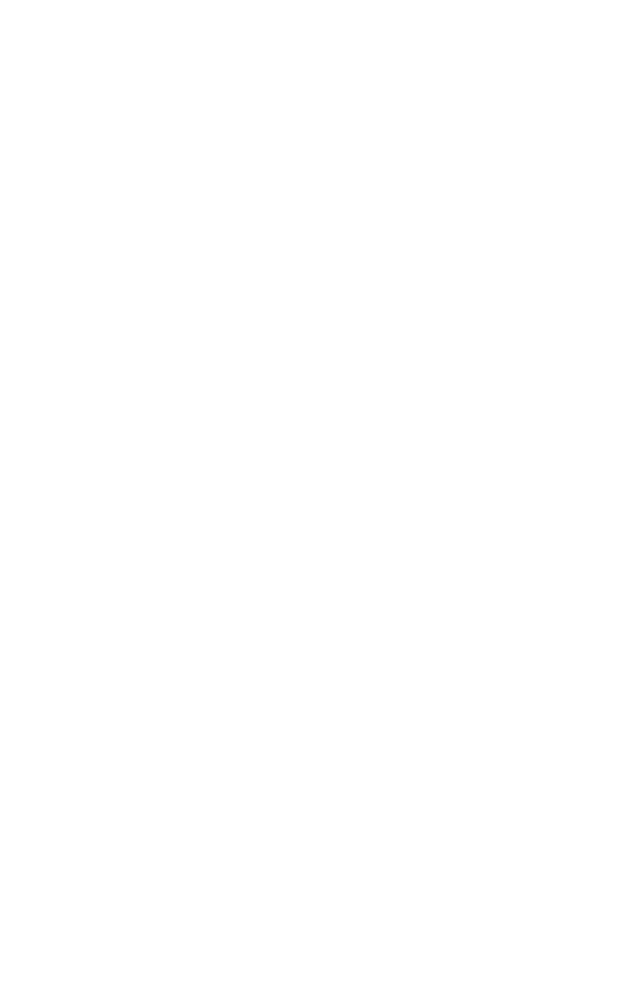
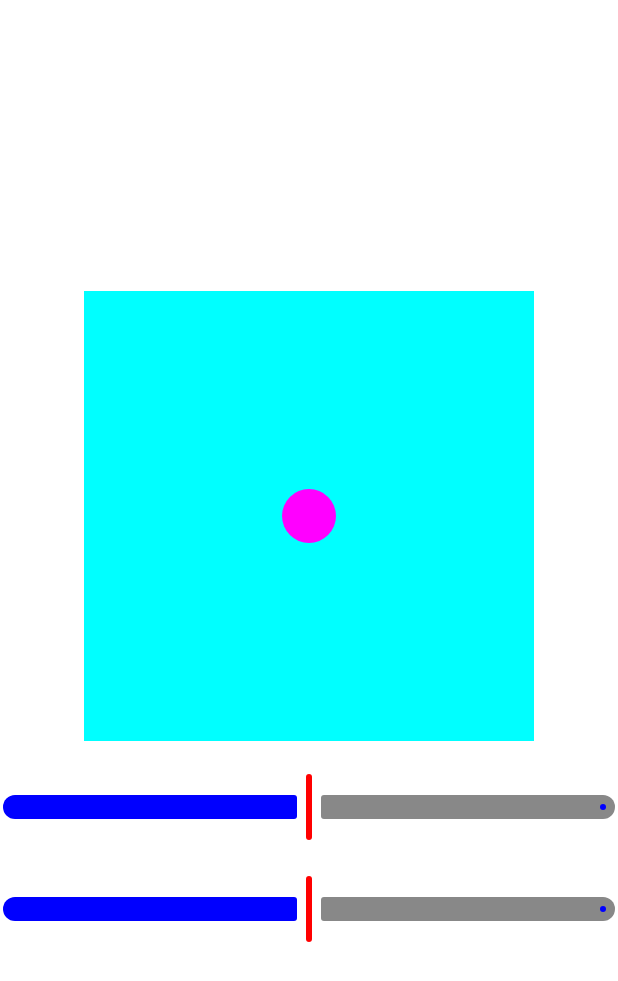
Before and after one commit to anastasiya-kliushkina/coordplot-kodeco, an Android app built with Jetpack Compose: the screen it shows after launch (MainActivity), on a phone screen of 412 x 824 dp. Before the commit the part shown is empty. Shown: the top 981 px of the screen. Run offline under Robolectric (Android 15) with nearby library versions, the phone set to English and light mode, and no system bars.

Commit message:
Week1 Homework (#1)
* Project setup

* Added new composables for sliders and map

- Moved PlotSurface and Map composables into separate files
- Added new composables

* Clean up

- Added separate composable for a custom slider
- Clean up

* Added README.md

* Clean up

```diff
--- a/app/build.gradle.kts
+++ b/app/build.gradle.kts
@@ -71,4 +71,9 @@ dependencies {
     implementation(libs.bundles.compose.ui)
     implementation(libs.bundles.androidx.activity)
     implementation(libs.fonts)
+    implementation(platform("androidx.compose:compose-bom:2022.10.00"))
+    implementation("androidx.compose.ui:ui")
+    implementation("androidx.compose.ui:ui-graphics")
+    implementation("androidx.compose.ui:ui-tooling-preview")
+    implementation("androidx.compose.material3:material3")
 }
--- a/app/src/main/java/com/kodeco/android/coordplot/MainActivity.kt
+++ b/app/src/main/java/com/kodeco/android/coordplot/MainActivity.kt
@@ -3,12 +3,26 @@ package com.kodeco.android.coordplot
 import android.os.Bundle
 import androidx.activity.ComponentActivity
 import androidx.activity.compose.setContent
+import androidx.compose.foundation.background
+import androidx.compose.foundation.layout.Arrangement
+import androidx.compose.foundation.layout.Box
+import androidx.compose.foundation.layout.Column
+import androidx.compose.foundation.layout.Spacer
 import androidx.compose.foundation.layout.fillMaxSize
+import androidx.compose.foundation.layout.height
+import androidx.compose.foundation.layout.offset
+import androidx.compose.foundation.layout.size
+import androidx.compose.foundation.shape.CircleShape
+import androidx.compose.material.Slider
 import androidx.compose.material3.Surface
 import androidx.compose.runtime.Composable
+import androidx.compose.runtime.*
+import androidx.compose.ui.Alignment
 import androidx.compose.ui.Modifier
+import androidx.compose.ui.draw.clip
 import androidx.compose.ui.graphics.Color
 import androidx.compose.ui.tooling.preview.Preview
+import androidx.compose.ui.unit.dp
 import com.kodeco.android.coordplot.ui.theme.MyApplicationTheme
 
 class MainActivity : ComponentActivity() {
@@ -16,46 +30,13 @@ class MainActivity : ComponentActivity() {
         super.onCreate(savedInstanceState)
         setContent {
             MyApplicationTheme {
-                PlotSurface()
+                Surface(
+                    modifier = Modifier.fillMaxSize(),
+                    color = Color.White
+                ) {
+                    PlotSurface()
+                }
             }
         }
     }
 }
-
-@Composable
-fun PlotSurface() {
-    Surface(
-        modifier = Modifier.fillMaxSize(),
-        color = Color.White
-    ) {
-        // TODO Build out the plot surface
-        //  This should include a Column composable that
-        //  includes a Map, and two MapSlider composables
-        //  (one slider for each axis).
-    }
-
-}
-
-@Preview(showBackground = true)
-@Composable
-fun PlotSurfacePreview() {
-    MyApplicationTheme {
-        PlotSurface()
-    }
-}
-
-@Composable
-fun Map(xPercent: Float, yPercent: Float, modifier: Modifier = Modifier) {
-    // TODO fill out the square map here.
-    //  Create a Box composable with a size of 300.dp
-    //  and then create an inner Box composable
-    //  with a clip shape of CircleShape.
-}
-
-@Preview(showBackground = true)
-@Composable
-fun MapPreview() {
-    MyApplicationTheme {
-        Map(xPercent = 0.5f, yPercent = 0.5f)
-    }
-}
--- /dev/null
+++ b/app/src/main/java/com/kodeco/android/coordplot/Map.kt
@@ -0,0 +1,41 @@
+package com.kodeco.android.coordplot
+
+import androidx.compose.foundation.background
+import androidx.compose.foundation.layout.Box
+import androidx.compose.foundation.layout.offset
+import androidx.compose.foundation.layout.size
+import androidx.compose.foundation.shape.CircleShape
+import androidx.compose.runtime.Composable
+import androidx.compose.ui.Modifier
+import androidx.compose.ui.draw.clip
+import androidx.compose.ui.graphics.Color
+import androidx.compose.ui.tooling.preview.Preview
+import androidx.compose.ui.unit.dp
+import com.kodeco.android.coordplot.ui.theme.MyApplicationTheme
+
+@Composable
+fun Map(xPercent: Float, yPercent: Float, modifier: Modifier = Modifier) {
+    Box(
+        modifier
+            .size(300.dp)
+            .background(Color.Cyan)
+    ) {
+        Box(
+            modifier
+                .size(36.dp)
+                .offset((xPercent * 300 - 18).dp, (yPercent * 300 - 18).dp)
+                .clip(shape = CircleShape)
+                .background(Color.Magenta)
+        ) {
+
+        }
+    }
+}
+
+@Preview(showBackground = true)
+@Composable
+fun MapPreview() {
+    MyApplicationTheme {
+        Map(xPercent = 0.4f, yPercent = 0.8f)
+    }
+}
--- /dev/null
+++ b/app/src/main/java/com/kodeco/android/coordplot/PlotSurface.kt
@@ -0,0 +1,51 @@
+package com.kodeco.android.coordplot
+
+import androidx.compose.foundation.layout.Arrangement
+import androidx.compose.foundation.layout.Column
+import androidx.compose.foundation.layout.Spacer
+import androidx.compose.foundation.layout.height
+import androidx.compose.runtime.Composable
+import androidx.compose.runtime.getValue
+import androidx.compose.runtime.mutableStateOf
+import androidx.compose.runtime.remember
+import androidx.compose.runtime.setValue
+import androidx.compose.ui.Alignment
+import androidx.compose.ui.Modifier
+import androidx.compose.ui.tooling.preview.Preview
+import androidx.compose.ui.unit.dp
+import com.kodeco.android.coordplot.ui.theme.MyApplicationTheme
+
+@Composable
+fun PlotSurface() {
+    var xPercentage: Float by remember { mutableStateOf(0.5f) }
+    var yPercentage: Float by remember { mutableStateOf(0.5f) }
+
+    Column(
+        horizontalAlignment = Alignment.CenterHorizontally,
+        verticalArrangement = Arrangement.Center
+    ) {
+        Map(xPercentage, yPercentage)
+        Spacer(modifier = Modifier.height(20.dp))
+        SliderXY(
+            value = xPercentage,
+            valueChanged = { value ->
+                xPercentage = value
+            }
+        )
+        Spacer(modifier = Modifier.height(20.dp))
+        SliderXY(
+            value = yPercentage,
+            valueChanged = { value ->
+                yPercentage = value
+            }
+        )
+    }
+}
+
+@Preview(showBackground = true)
+@Composable
+fun PlotSurfacePreview() {
+    MyApplicationTheme {
+        PlotSurface()
+    }
+}
--- /dev/null
+++ b/app/src/main/java/com/kodeco/android/coordplot/SliderXY.kt
@@ -0,0 +1,39 @@
+package com.kodeco.android.coordplot
+
+import androidx.compose.foundation.layout.Box
+import androidx.compose.material3.Slider
+import androidx.compose.material3.SliderDefaults
+import androidx.compose.runtime.Composable
+import androidx.compose.ui.Modifier
+import androidx.compose.ui.graphics.Color
+import androidx.compose.ui.tooling.preview.Preview
+import com.kodeco.android.coordplot.ui.theme.MyApplicationTheme
+
+@Composable
+fun SliderXY(
+    value: Float = 0.5f,
+    valueChanged: (Float) -> Unit
+) {
+    Box(
+        modifier = Modifier
+    ) {
+        Slider(
+            value = value,
+            valueRange = 0f..1f,
+            onValueChange = valueChanged,
+            colors = SliderDefaults.colors(
+                thumbColor = Color.Red,
+                activeTrackColor = Color.Blue,
+                inactiveTrackColor = Color.Gray,
+            )
+        )
+    }
+}
+
+@Preview(showBackground = true)
+@Composable
+fun SliderXYPreview() {
+    MyApplicationTheme {
+        SliderXY(0.7f, valueChanged = { it })
+    }
+}
```
Also changed, not shown: 1 other file.
